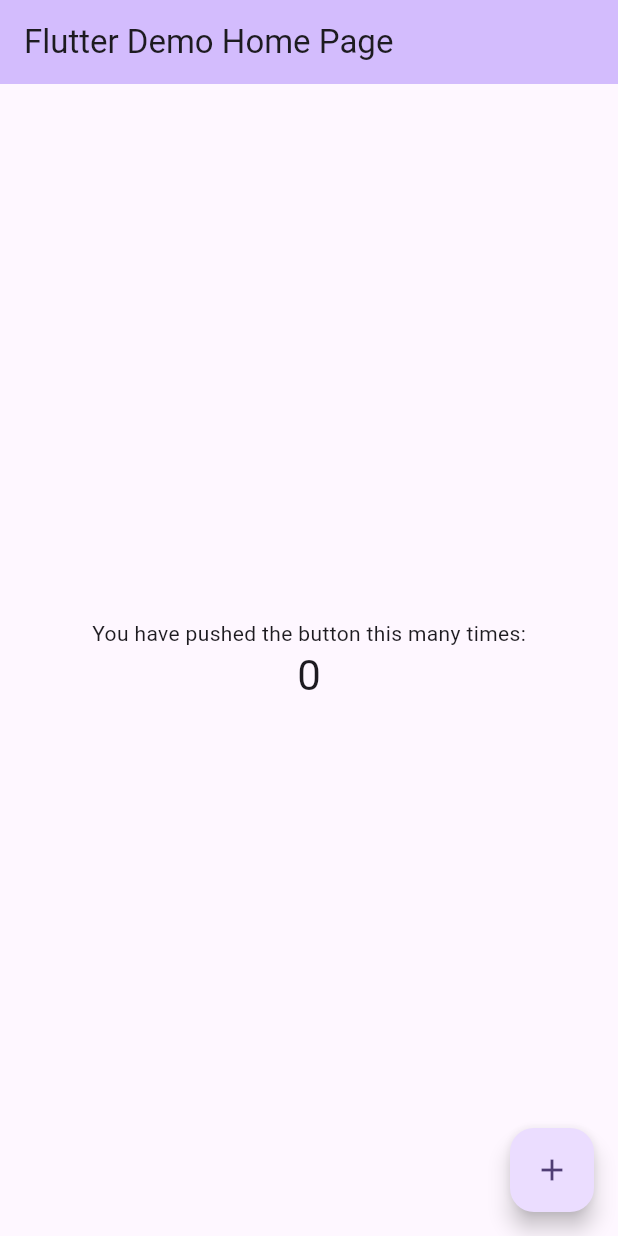
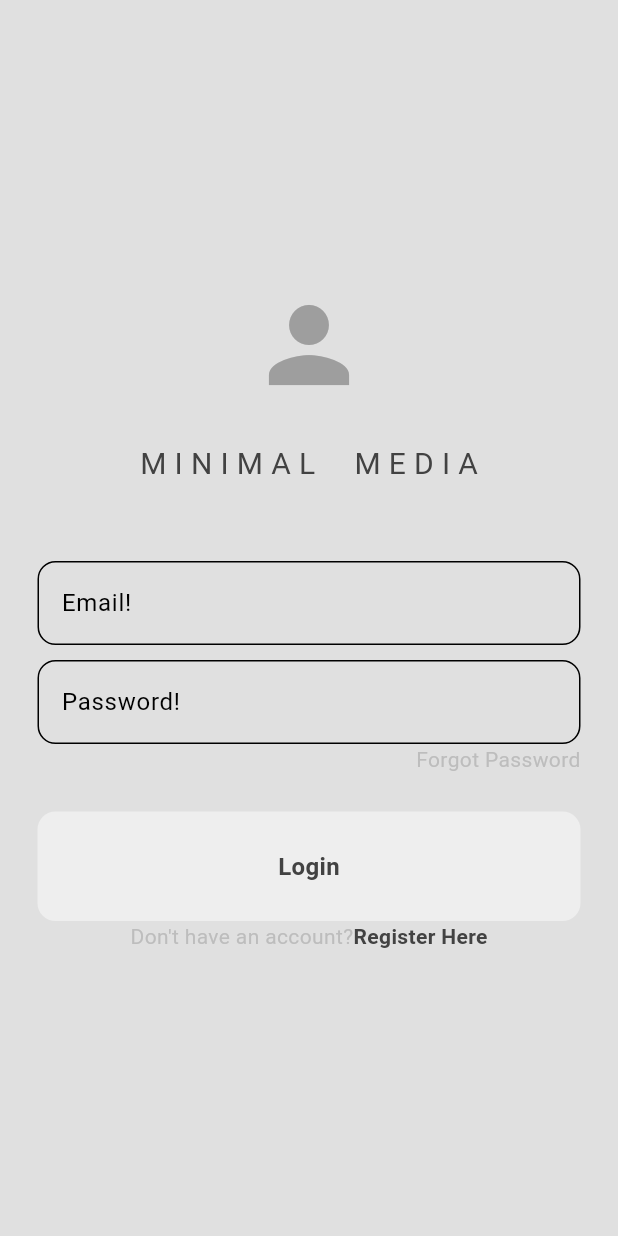
Before and after one commit to shhiivvaam/minimal_social_media, a Flutter app: the screen it shows after launch, on a phone screen of 412 x 824 dp. Run offline on Flutter 3.47's test engine with Material 3 defaults, Android fonts, the phone set to English and light mode, and no system bars.

Commit message:
Done with the Intro Page

```diff
--- /dev/null
+++ b/lib/components/my_button.dart
@@ -0,0 +1,31 @@
+import 'package:flutter/material.dart';
+
+class MyButton extends StatelessWidget {
+  final String text;
+  final void Function()? onTap;
+
+  const MyButton({super.key, required this.text, required this.onTap});
+
+  @override
+  Widget build(BuildContext context) {
+    return GestureDetector(
+      onTap: onTap,
+      child: Container(
+        decoration: BoxDecoration(
+          color: Theme.of(context).colorScheme.primary,
+          borderRadius: BorderRadius.circular(12),
+        ),
+        padding: const EdgeInsets.all(25),
+        child: Center(
+          child: Text(
+            text,
+            style: TextStyle(
+              fontWeight: FontWeight.bold,
+              fontSize: 16,
+            ),
+          ),
+        ),
+      ),
+    );
+  }
+}
--- /dev/null
+++ b/lib/components/my_textfield.dart
@@ -0,0 +1,28 @@
+import "package:flutter/material.dart";
+
+class MyTextField extends StatelessWidget {
+  final String hintText;
+  final bool obscureText;
+  final TextEditingController controller;
+
+  const MyTextField({
+    super.key,
+    required this.hintText,
+    required this.obscureText,
+    required this.controller,
+  });
+
+  @override
+  Widget build(BuildContext context) {
+    return TextField(
+      controller: controller,
+      decoration: InputDecoration(
+        border: OutlineInputBorder(
+          borderRadius: BorderRadius.circular(12),
+        ),
+        hintText: hintText,
+      ),
+      obscureText: obscureText,
+    );
+  }
+}
--- a/lib/main.dart
+++ b/lib/main.dart
@@ -1,4 +1,7 @@
-import 'package:flutter/material.dart';
+import "package:flutter/material.dart";
+import "package:minimal_social_media/pages/login_page.dart";
+import "package:minimal_social_media/theme/dark_mode.dart";
+import "package:minimal_social_media/theme/light_mode.dart";
 
 void main() {
   runApp(const MyApp());
@@ -7,119 +10,13 @@
 class MyApp extends StatelessWidget {
   const MyApp({super.key});
 
-  // This widget is the root of your application.
   @override
   Widget build(BuildContext context) {
     return MaterialApp(
-      title: 'Flutter Demo',
-      theme: ThemeData(
-        // This is the theme of your application.
-        //
-        // TRY THIS: Try running your application with "flutter run". You'll see
-        // the application has a purple toolbar. Then, without quitting the app,
-        // try changing the seedColor in the colorScheme below to Colors.green
-        // and then invoke "hot reload" (save your changes or press the "hot
-        // reload" button in a Flutter-supported IDE, or press "r" if you used
-        // the command line to start the app).
-        //
-        // Notice that the counter didn't reset back to zero; the application
-        // state is not lost during the reload. To reset the state, use hot
-        // restart instead.
-        //
-        // This works for code too, not just values: Most code changes can be
-        // tested with just a hot reload.
-        colorScheme: ColorScheme.fromSeed(seedColor: Colors.deepPurple),
-        useMaterial3: true,
-      ),
-      home: const MyHomePage(title: 'Flutter Demo Home Page'),
+      debugShowCheckedModeBanner: false,
+      home: LoginPage(),
+      theme: lightMode,
+      darkTheme: darkMode,
     );
   }
 }
-
-class MyHomePage extends StatefulWidget {
-  const MyHomePage({super.key, required this.title});
-
-  // This widget is the home page of your application. It is stateful, meaning
-  // that it has a State object (defined below) that contains fields that affect
-  // how it looks.
-
-  // This class is the configuration for the state. It holds the values (in this
-  // case the title) provided by the parent (in this case the App widget) and
-  // used by the build method of the State. Fields in a Widget subclass are
-  // always marked "final".
-
-  final String title;
-
-  @override
-  State<MyHomePage> createState() => _MyHomePageState();
-}
-
-class _MyHomePageState extends State<MyHomePage> {
-  int _counter = 0;
-
-  void _incrementCounter() {
-    setState(() {
-      // This call to setState tells the Flutter framework that something has
-      // changed in this State, which causes it to rerun the build method below
-      // so that the display can reflect the updated values. If we changed
-      // _counter without calling setState(), then the build method would not be
-      // called again, and so nothing would appear to happen.
-      _counter++;
-    });
-  }
-
-  @override
-  Widget build(BuildContext context) {
-    // This method is rerun every time setState is called, for instance as done
-    // by the _incrementCounter method above.
-    //
-    // The Flutter framework has been optimized to make rerunning build methods
-    // fast, so that you can just rebuild anything that needs updating rather
-    // than having to individually change instances of widgets.
-    return Scaffold(
-      appBar: AppBar(
-        // TRY THIS: Try changing the color here to a specific color (to
-        // Colors.amber, perhaps?) and trigger a hot reload to see the AppBar
-        // change color while the other colors stay the same.
-        backgroundColor: Theme.of(context).colorScheme.inversePrimary,
-        // Here we take the value from the MyHomePage object that was created by
-        // the App.build method, and use it to set our appbar title.
-        title: Text(widget.title),
-      ),
-      body: Center(
-        // Center is a layout widget. It takes a single child and positions it
-        // in the middle of the parent.
-        child: Column(
-          // Column is also a layout widget. It takes a list of children and
-          // arranges them vertically. By default, it sizes itself to fit its
-          // children horizontally, and tries to be as tall as its parent.
-          //
-          // Column has various properties to control how it sizes itself and
-          // how it positions its children. Here we use mainAxisAlignment to
-          // center the children vertically; the main axis here is the vertical
-          // axis because Columns are vertical (the cross axis would be
-          // horizontal).
-          //
-          // TRY THIS: Invoke "debug painting" (choose the "Toggle Debug Paint"
-          // action in the IDE, or press "p" in the console), to see the
-          // wireframe for each widget.
-          mainAxisAlignment: MainAxisAlignment.center,
-          children: <Widget>[
-            const Text(
-              'You have pushed the button this many times:',
-            ),
-            Text(
-              '$_counter',
-              style: Theme.of(context).textTheme.headlineMedium,
-            ),
-          ],
-        ),
-      ),
-      floatingActionButton: FloatingActionButton(
-        onPressed: _incrementCounter,
-        tooltip: 'Increment',
-        child: const Icon(Icons.add),
-      ), // This trailing comma makes auto-formatting nicer for build methods.
-    );
-  }
-}
--- /dev/null
+++ b/lib/pages/login_page.dart
@@ -0,0 +1,102 @@
+import 'package:flutter/material.dart';
+import 'package:flutter/widgets.dart';
+import 'package:minimal_social_media/components/my_button.dart';
+import 'package:minimal_social_media/components/my_textfield.dart';
+
+class LoginPage extends StatelessWidget {
+  // text controllers
+  final TextEditingController emailController = TextEditingController();
+  final TextEditingController passwordController = TextEditingController();
+
+  LoginPage({super.key});
+
+  // login method
+  void login() {}
+
+  @override
+  Widget build(BuildContext context) {
+    return Scaffold(
+      backgroundColor: Theme.of(context).colorScheme.background,
+      body: Center(
+        child: Padding(
+          padding: const EdgeInsets.all(25.0),
+          child: Column(
+            mainAxisAlignment: MainAxisAlignment.center,
+            children: [
+              // logo
+              Icon(
+                Icons.person,
+                size: 80,
+                color: Theme.of(context).colorScheme.inversePrimary,
+              ),
+              const SizedBox(height: 25),
+
+              // app name
+              Text(
+                "M I N I M A L     M E D I A",
+                style: TextStyle(fontSize: 20),
+              ),
+              const SizedBox(height: 50),
+
+              // email textfield
+              MyTextField(
+                hintText: "Email!",
+                obscureText: false,
+                controller: emailController,
+              ),
+
+              // password textfield
+              const SizedBox(height: 10),
+              MyTextField(
+                hintText: "Password!",
+                obscureText: true,
+                controller: passwordController,
+              ),
+
+              // forgot password
+              Row(
+                mainAxisAlignment: MainAxisAlignment.end,
+                children: [
+                  Text(
+                    "Forgot Password",
+                    style: TextStyle(
+                      color: Theme.of(context).colorScheme.secondary,
+                    ),
+                  ),
+                ],
+              ),
+              const SizedBox(height: 25),
+
+              // sign in button
+              MyButton(text: "Login", onTap: login),
+              // TODO: causing overflow -> handle
+              // const SizedBox(height: 25),
+
+              // don't have an account? Register here
+              Row(
+                mainAxisAlignment: MainAxisAlignment.center,
+                children: [
+                  Text(
+                    "Don't have an account?",
+                    style: TextStyle(
+                      color: Theme.of(context).colorScheme.secondary,
+                    ),
+                  ),
+                  GestureDetector(
+                    onTap: (){},
+                    child: Text(
+                      "Register Here",
+                      style: TextStyle(
+                        fontWeight: FontWeight.bold,
+                      ),
+                    ),
+                  ),
+                ],
+              ),
+            ],
+          ),
+        ),
+      ),
+    );
+  }
+}
--- /dev/null
+++ b/lib/theme/dark_mode.dart
@@ -0,0 +1,15 @@
+import "package:flutter/material.dart";
+
+ThemeData darkMode = ThemeData(
+  brightness: Brightness.dark,
+  colorScheme: ColorScheme.dark(
+    background: Colors.grey.shade900,
+    primary: Colors.grey.shade800,
+    secondary: Colors.grey.shade700,
+    inversePrimary: Colors.grey.shade500,
+  ),
+  textTheme: ThemeData.dark().textTheme.apply(
+        bodyColor: Colors.grey[300],
+        displayColor: Colors.white,
+      ),
+);
--- /dev/null
+++ b/lib/theme/light_mode.dart
@@ -0,0 +1,15 @@
+import "package:flutter/material.dart";
+
+ThemeData lightMode = ThemeData(
+  brightness: Brightness.light,
+  colorScheme: ColorScheme.light(
+    background: Colors.grey.shade300,
+    primary: Colors.grey.shade200,
+    secondary: Colors.grey.shade400,
+    inversePrimary: Colors.grey.shade500,
+  ),
+  textTheme: ThemeData.light().textTheme.apply(
+        bodyColor: Colors.grey[800],
+        displayColor: Colors.black,
+      ),
+);
```
